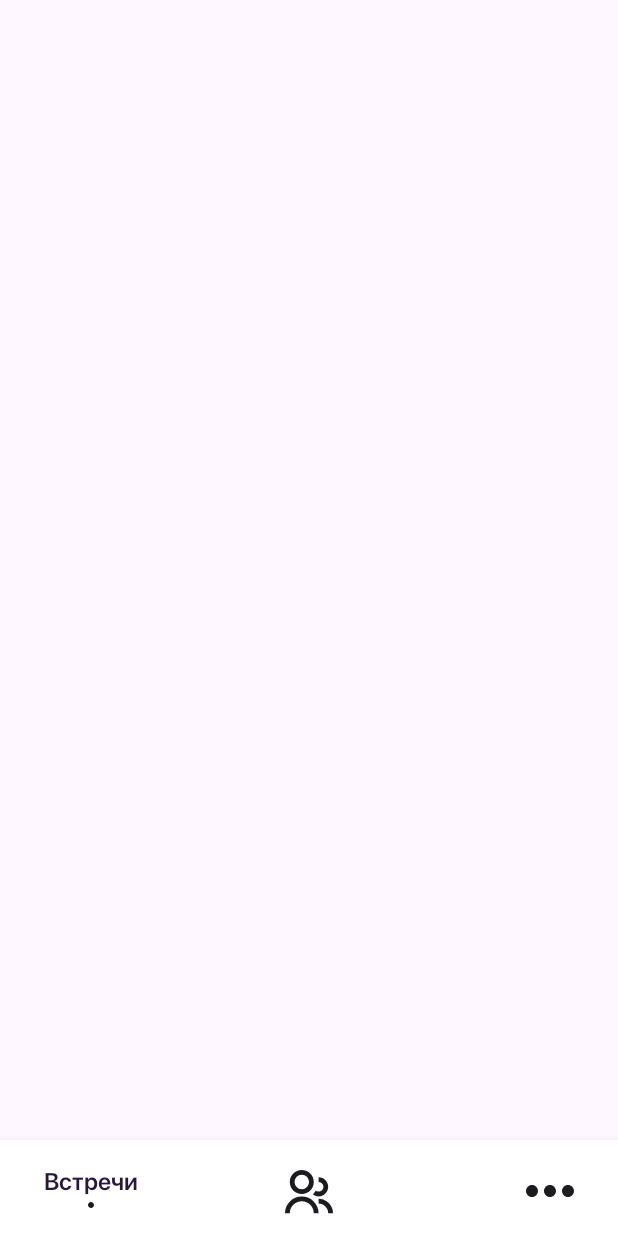
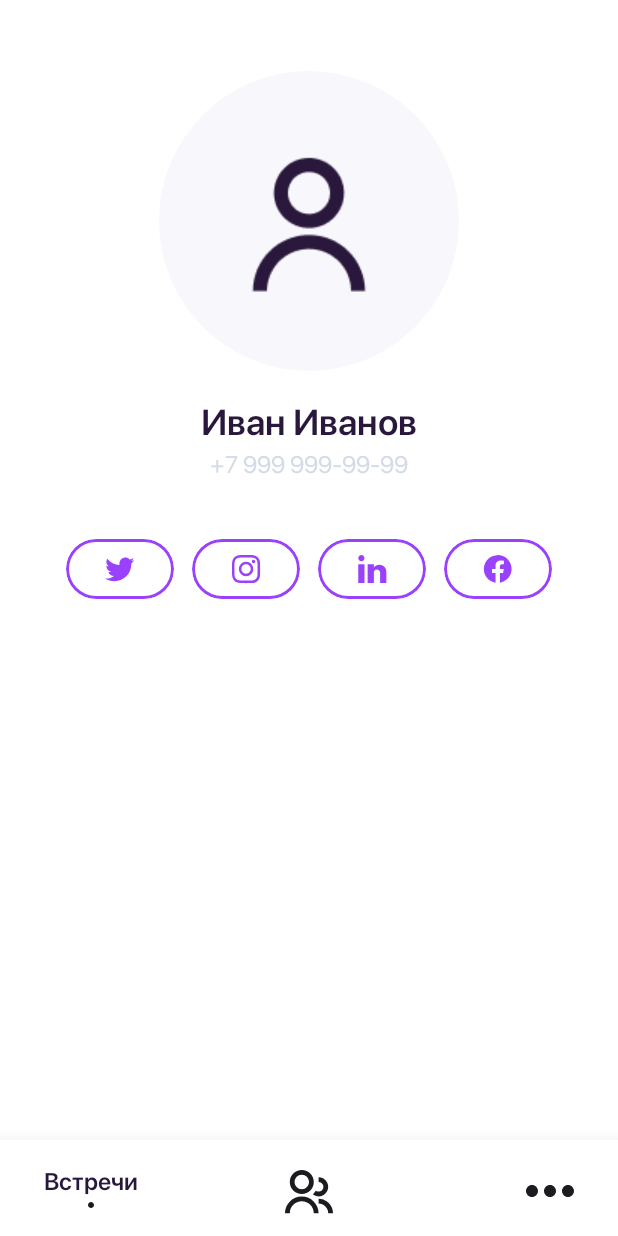
Before and after one commit to BIBLETUM/Meet, an Android app built with Jetpack Compose: the screen it shows after launch (MainActivity), on a phone screen of 412 x 824 dp. Before the commit the screen is almost empty. Run offline under Robolectric (Android 15) with nearby library versions, the phone set to English and light mode, and no system bars.

Commit message:
Added ProfileScreen

```diff
--- a/app/src/main/java/ru/wb/meetings/presentation/MeetsMainScreen.kt
+++ b/app/src/main/java/ru/wb/meetings/presentation/MeetsMainScreen.kt
@@ -7,7 +7,6 @@ import androidx.compose.foundation.layout.Box
 import androidx.compose.foundation.layout.Column
 import androidx.compose.foundation.layout.Row
 import androidx.compose.foundation.layout.RowScope
-import androidx.compose.foundation.layout.Spacer
 import androidx.compose.foundation.layout.fillMaxWidth
 import androidx.compose.foundation.layout.height
 import androidx.compose.foundation.layout.padding
@@ -27,14 +26,18 @@ import androidx.compose.ui.res.painterResource
 import androidx.compose.ui.res.stringResource
 import androidx.compose.ui.tooling.preview.Preview
 import androidx.compose.ui.unit.dp
+import androidx.navigation.compose.rememberNavController
 import ru.wb.meetings.R
+import ru.wb.meetings.presentation.navigation.MeetsNavGraph
 import ru.wb.meetings.presentation.navigation.NavigationItem
+import ru.wb.meetings.presentation.screen.ProfileScreen
 import ru.wb.meetings.presentation.theme.MeetsTheme
 
 @Preview
 @Composable
 fun MeetsMainScreen() {
     var selectedItemIndex by rememberSaveable { mutableStateOf(0) }
+    val navHostController = rememberNavController()
     Scaffold(
         modifier = Modifier.background(color = MeetsTheme.colors.neutralWhite),
         bottomBar = {
@@ -56,7 +59,14 @@ fun MeetsMainScreen() {
             }
         }
     ) { paddingValues ->
-        paddingValues
+        MeetsNavGraph(
+            navHostController = navHostController,
+            profileScreenContent = { ProfileScreen(paddingValues) },
+            myMeetsScreenContent = { /*TODO*/ },
+            allMeetsScreenContent = { /*TODO*/ },
+            moreScreenContent = { /*TODO*/ }) {
+
+        }
     }
 }
 
@@ -67,7 +77,7 @@ private fun BottomNavigationBar(
 ) {
     Box(
         modifier = modifier
-            .shadow(8.dp)
+            .shadow(20.dp)
             .fillMaxWidth()
             .height(64.dp)
             .background(MeetsTheme.colors.neutralWhite),
--- a/app/src/main/java/ru/wb/meetings/presentation/components/Buttons.kt
+++ b/app/src/main/java/ru/wb/meetings/presentation/components/Buttons.kt
@@ -14,7 +14,6 @@ import androidx.compose.foundation.layout.width
 import androidx.compose.foundation.shape.RoundedCornerShape
 import androidx.compose.material.ripple.rememberRipple
 import androidx.compose.material3.Icon
-import androidx.compose.material3.MaterialTheme
 import androidx.compose.material3.Text
 import androidx.compose.runtime.Composable
 import androidx.compose.runtime.getValue
--- a/app/src/main/java/ru/wb/meetings/presentation/components/SearchBar.kt
+++ b/app/src/main/java/ru/wb/meetings/presentation/components/SearchBar.kt
@@ -28,7 +28,7 @@ import ru.wb.meetings.presentation.theme.MeetsTheme
 
 @Preview
 @Composable
-fun SearchBar() {
+fun SearchBar(modifier: Modifier = Modifier) {
     CustomTextField(
         leadingIcon = {
             Icon(
@@ -37,8 +37,7 @@ fun SearchBar() {
                 tint = MeetsTheme.colors.neutralDisabled
             )
         },
-        modifier = Modifier
-            .padding(horizontal = 24.dp)
+        modifier = modifier
             .background(
                 MeetsTheme.colors.neutralOffWhite,
                 RoundedCornerShape(4.dp)
--- a/app/src/main/java/ru/wb/meetings/presentation/navigation/MeetsNavGraph.kt
+++ b/app/src/main/java/ru/wb/meetings/presentation/navigation/MeetsNavGraph.kt
@@ -1,7 +1,6 @@
 package ru.wb.meetings.presentation.navigation
 
 import androidx.compose.runtime.Composable
-import androidx.navigation.NavHost
 import androidx.navigation.NavHostController
 import androidx.navigation.compose.NavHost
 import androidx.navigation.compose.composable
@@ -13,6 +12,7 @@ fun MeetsNavGraph(
     myMeetsScreenContent: @Composable () -> Unit,
     allMeetsScreenContent: @Composable () -> Unit,
     moreScreenContent: @Composable () -> Unit,
+    communitiesScreenContent: @Composable () -> Unit,
 ) {
     NavHost(
         navController = navHostController,
@@ -24,11 +24,14 @@ fun MeetsNavGraph(
         composable(Screen.MyMeets.route) {
             myMeetsScreenContent()
         }
-        composable(Screen.AllMeets.route) {
+        composable(Screen.Meets.route) {
             allMeetsScreenContent()
         }
         composable(Screen.More.route) {
             moreScreenContent()
         }
+        composable(Screen.Communities.route) {
+            communitiesScreenContent()
+        }
     }
 }
--- a/app/src/main/java/ru/wb/meetings/presentation/navigation/NavigationItem.kt
+++ b/app/src/main/java/ru/wb/meetings/presentation/navigation/NavigationItem.kt
@@ -1,23 +1,26 @@
 package ru.wb.meetings.presentation.navigation
 
-import androidx.compose.ui.graphics.vector.ImageVector
 import ru.wb.meetings.R
 
 sealed class NavigationItem(
+    val screen: Screen,
     val iconResId: Int,
     val titleOnSelectedResId: Int,
 ) {
     object Meets : NavigationItem(
+        screen = Screen.Meets,
         iconResId = R.drawable.cofee_icon,
         titleOnSelectedResId = R.string.navigation_item_meets
     )
 
     object Communities : NavigationItem(
+        screen = Screen.Communities,
         iconResId = R.drawable.people_icon,
         titleOnSelectedResId = R.string.navigation_item_communities
     )
 
     object More : NavigationItem(
+        screen = Screen.More,
         iconResId = R.drawable.three_dots_icon,
         titleOnSelectedResId = R.string.navigation_item_more
     )
--- a/app/src/main/java/ru/wb/meetings/presentation/navigation/Screen.kt
+++ b/app/src/main/java/ru/wb/meetings/presentation/navigation/Screen.kt
@@ -5,11 +5,13 @@ sealed class Screen(
 ) {
     object Profile : Screen(ROUTE_PROFILE)
     object MyMeets : Screen(ROUTE_MY_MEETS)
-    object AllMeets : Screen(ROUTE_ALL_MEETS)
+    object Meets : Screen(ROUTE_ALL_MEETS)
     object More : Screen(ROUTE_MORE)
+    object Communities : Screen(ROUTE_COMMUNITIES)
 
     private companion object {
         const val ROUTE_PROFILE = "Profile_screen_route"
+        const val ROUTE_COMMUNITIES = "Communities_screen_route"
         const val ROUTE_MY_MEETS = "My_meets_screen_route"
         const val ROUTE_ALL_MEETS = "All_meets_screen_route"
         const val ROUTE_MORE = "More_screen_route"
--- a/app/src/main/java/ru/wb/meetings/presentation/screen/AllMeetsScreen.kt
+++ b/app/src/main/java/ru/wb/meetings/presentation/screen/AllMeetsScreen.kt
@@ -1,10 +1,29 @@
 package ru.wb.meetings.presentation.screen
 
+import androidx.compose.foundation.background
+import androidx.compose.foundation.layout.Column
 import androidx.compose.foundation.layout.PaddingValues
+import androidx.compose.foundation.layout.Spacer
+import androidx.compose.foundation.layout.fillMaxSize
+import androidx.compose.foundation.layout.padding
 import androidx.compose.material3.Text
 import androidx.compose.runtime.Composable
+import androidx.compose.ui.Modifier
+import androidx.compose.ui.tooling.preview.Preview
+import androidx.compose.ui.unit.dp
+import ru.wb.meetings.presentation.components.SearchBar
+import ru.wb.meetings.presentation.theme.MeetsTheme
 
+@Preview
 @Composable
-fun AllMeetsScreen(paddingValues: PaddingValues) {
-    Text(text = "AllMeetsScreen")
+fun AllMeetsScreen(paddingValues: PaddingValues = PaddingValues(0.dp)) {
+    Column(
+        modifier = Modifier
+            .padding(paddingValues)
+            .fillMaxSize()
+            .background(color = MeetsTheme.colors.neutralWhite)
+    ) {
+        Spacer(modifier = Modifier.padding(top = 16.dp))
+        SearchBar(modifier = Modifier.padding(horizontal = 24.dp))
+    }
 }
--- a/app/src/main/java/ru/wb/meetings/presentation/screen/ProfileScreen.kt
+++ b/app/src/main/java/ru/wb/meetings/presentation/screen/ProfileScreen.kt
@@ -1,10 +1,80 @@
 package ru.wb.meetings.presentation.screen
 
+import androidx.compose.foundation.background
+import androidx.compose.foundation.layout.Arrangement
+import androidx.compose.foundation.layout.Column
 import androidx.compose.foundation.layout.PaddingValues
+import androidx.compose.foundation.layout.Row
+import androidx.compose.foundation.layout.Spacer
+import androidx.compose.foundation.layout.fillMaxSize
+import androidx.compose.foundation.layout.padding
 import androidx.compose.material3.Text
 import androidx.compose.runtime.Composable
+import androidx.compose.ui.Alignment
+import androidx.compose.ui.Modifier
+import androidx.compose.ui.graphics.Color
+import androidx.compose.ui.text.TextStyle
+import androidx.compose.ui.text.font.FontFamily
+import androidx.compose.ui.tooling.preview.Preview
+import androidx.compose.ui.unit.dp
+import androidx.compose.ui.unit.sp
+import ru.wb.meetings.R
+import ru.wb.meetings.presentation.components.IconButtonSecondary
+import ru.wb.meetings.presentation.components.ProfileAvatar
+import ru.wb.meetings.presentation.theme.MeetsTheme
 
+@Preview
 @Composable
-fun ProfileScreen(paddingValues: PaddingValues) {
-    Text(text = "ProfileScreen")
+fun ProfileScreen(
+    paddingValues: PaddingValues = PaddingValues(0.dp),
+    userName: String = "Иван Иванов",
+    userNumber: String = "+7 999 999-99-99"
+) {
+    Column(
+        modifier = Modifier
+            .padding(paddingValues)
+            .background(Color.White)
+            .fillMaxSize(),
+        horizontalAlignment = Alignment.CenterHorizontally
+    ) {
+
+        Spacer(modifier = Modifier.padding(top = 47.dp))
+        ProfileAvatar()
+        Spacer(modifier = Modifier.padding(top = 20.dp))
+        Text(
+            text = userName,
+            style = MeetsTheme.typography.subheading1.copy(
+                fontSize = 24.sp,
+                color = MeetsTheme.colors.neutralActive
+            )
+        )
+        Spacer(modifier = Modifier.padding(top = 4.dp))
+        Text(
+            text = userNumber,
+            style = MeetsTheme.typography.bodyText2.copy(
+                fontSize = 16.sp,
+                lineHeight = 20.sp,
+                color = MeetsTheme.colors.neutralDisabled
+            )
+        )
+        Spacer(modifier = Modifier.padding(top = 40.dp))
+        Row(
+            horizontalArrangement = Arrangement.spacedBy(12.dp)
+        ) {
+            IconButtonSecondary(iconResId = R.drawable.x_icon, contentDescription = "X")
+            IconButtonSecondary(
+                iconResId = R.drawable.instagram_icon,
+                contentDescription = "Instagram"
+            )
+            IconButtonSecondary(
+                iconResId = R.drawable.linkedin_icon,
+                contentDescription = "linkedin"
+            )
+            IconButtonSecondary(
+                iconResId = R.drawable.facebook_icon,
+                contentDescription = "facebook"
+            )
+        }
+    }
+
 }
```
Also changed, not shown: app/src/main/java/ru/wb/meetings/presentation/MainActivity.kt (+0 -12 lines).
